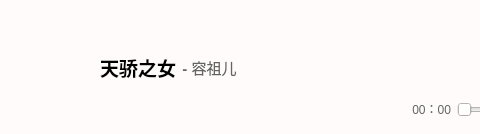
Old version of the form playercontrolwidget.ui in the repository Key2209/LoMei_MusicPlayer; both pictures show x 0 to 480 and y 0 to 134 of the 1256 by 134 pixel window.
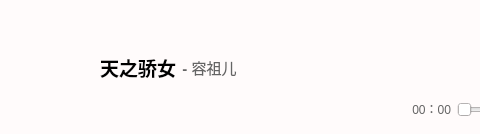
New version of the form. Icons and pictures are not drawn. Custom widgets are drawn as their Qt base class.

Diff of the .ui file:
```diff
--- a/playercontrolwidget.ui
+++ b/playercontrolwidget.ui
@@ -141,7 +141,7 @@
 background: transparent;</string>
                    </property>
                    <property name="text">
-                    <string>&lt;html&gt;&lt;head/&gt;&lt;body&gt;&lt;p align=&quot;center&quot;&gt;&lt;span style=&quot; font-size:14pt; font-weight:700;&quot;&gt;天骄之女&lt;/span&gt;&lt;/p&gt;&lt;/body&gt;&lt;/html&gt;</string>
+                    <string>&lt;html&gt;&lt;head/&gt;&lt;body&gt;&lt;p align=&quot;center&quot;&gt;&lt;span style=&quot; font-size:14pt; font-weight:700;&quot;&gt;天之骄女&lt;/span&gt;&lt;/p&gt;&lt;/body&gt;&lt;/html&gt;</string>
                    </property>
                   </widget>
                  </item>
```
Left out of the diff: 24 changed lines with no effect on the pictures.
